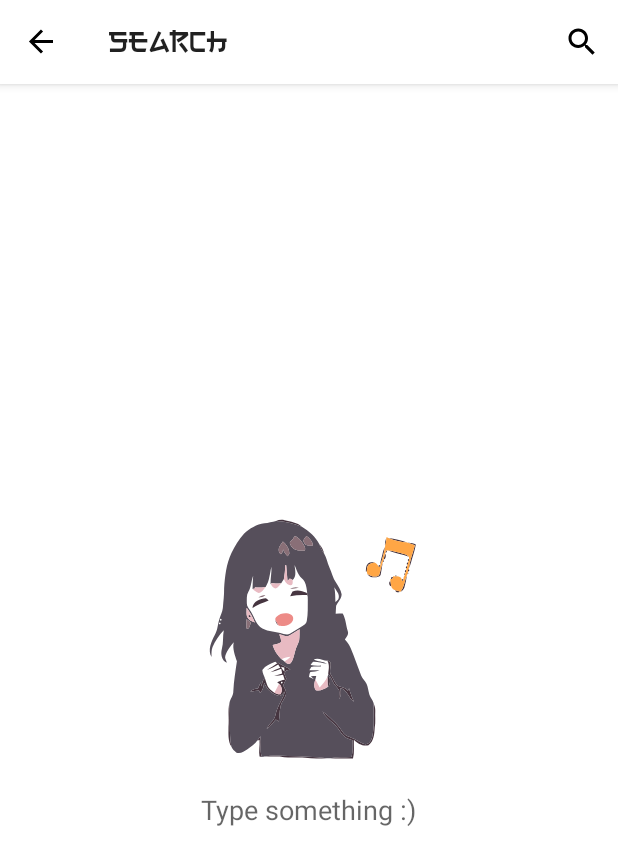
After one commit to agustiyann/Manime, an Android app: the SearchFragment screen opened through its navigation route, on a phone screen of 412 x 824 dp. The commit adds this screen. Shown: the top 865 px of the screen. Run offline under Robolectric (Android 15) with nearby library versions, the phone set to English and light mode, and no system bars; our stand-ins replace data binding, navigation-ui; 1 statement that could not run was skipped.

Commit message:
:sparkles: Add search features

```diff
--- a/app/src/main/java/com/masscode/manime/data/DataSource.kt
+++ b/app/src/main/java/com/masscode/manime/data/DataSource.kt
@@ -10,4 +10,6 @@ interface DataSource {
     suspend fun getDetailAnime(id: Int): DetailAnimeResponse
 
     suspend fun getSeasonAnime(year: Int, season: String): List<AnimeListResponse>
+
+    suspend fun getSearchAnime(query: String): List<AnimeListResponse>
 }
--- a/app/src/main/java/com/masscode/manime/data/Repository.kt
+++ b/app/src/main/java/com/masscode/manime/data/Repository.kt
@@ -44,4 +44,14 @@ class Repository private constructor(private val remoteDataSource: RemoteDataSou
         })
         return animeSeason
     }
+
+    override suspend fun getSearchAnime(query: String): List<AnimeListResponse> {
+        lateinit var animeResult: List<AnimeListResponse>
+        remoteDataSource.getSearchAnime(query, object : RemoteDataSource.GetAnimeCallback {
+            override fun onAnimeReceived(animeList: List<AnimeListResponse>) {
+                animeResult = animeList
+            }
+        })
+        return animeResult
+    }
 }
--- a/app/src/main/java/com/masscode/manime/data/source/remote/RemoteDataSource.kt
+++ b/app/src/main/java/com/masscode/manime/data/source/remote/RemoteDataSource.kt
@@ -37,6 +37,13 @@ class RemoteDataSource private constructor(private val apiConfig: ApiConfig) {
         }
     }
 
+    suspend fun getSearchAnime(query: String, callback: GetAnimeCallback) {
+        withContext(Dispatchers.IO) {
+            val anime = apiConfig.api.getSearchAnime(query).results
+            callback.onAnimeReceived(anime)
+        }
+    }
+
     interface GetAnimeCallback {
         fun onAnimeReceived(animeList: List<AnimeListResponse>)
     }
--- a/app/src/main/java/com/masscode/manime/data/source/remote/network/ApiServices.kt
+++ b/app/src/main/java/com/masscode/manime/data/source/remote/network/ApiServices.kt
@@ -1,10 +1,12 @@
 package com.masscode.manime.data.source.remote.network
 
 import com.masscode.manime.data.source.remote.response.DetailAnimeResponse
+import com.masscode.manime.data.source.remote.response.SearchAnimeRespon
 import com.masscode.manime.data.source.remote.response.SeasonAnimeRespon
 import com.masscode.manime.data.source.remote.response.TopAnimeResponse
 import retrofit2.http.GET
 import retrofit2.http.Path
+import retrofit2.http.Query
 
 interface ApiServices {
 
@@ -19,4 +21,7 @@ interface ApiServices {
         @Path("year") seasonYear: Int,
         @Path("season") seasonName: String
     ): SeasonAnimeRespon
+
+    @GET("search/anime?&page=1")
+    suspend fun getSearchAnime(@Query("q") query: String): SearchAnimeRespon
 }
--- /dev/null
+++ b/app/src/main/java/com/masscode/manime/data/source/remote/response/SearchAnimeRespon.kt
@@ -0,0 +1,8 @@
+package com.masscode.manime.data.source.remote.response
+
+import com.squareup.moshi.Json
+
+data class SearchAnimeRespon(
+    @Json(name = "results")
+    val results: List<AnimeListResponse>
+)
--- a/app/src/main/java/com/masscode/manime/viewmodel/ViewModelFactory.kt
+++ b/app/src/main/java/com/masscode/manime/viewmodel/ViewModelFactory.kt
@@ -8,6 +8,7 @@ import com.masscode.manime.di.Injection
 import com.masscode.manime.views.detail.DetailAnimeViewModel
 import com.masscode.manime.views.home.HomeViewModel
 import com.masscode.manime.views.more.MoreViewModel
+import com.masscode.manime.views.search.SearchViewModel
 import com.masscode.manime.views.season.SeasonViewModel
 
 class ViewModelFactory private constructor(private val repository: Repository) : ViewModelProvider.NewInstanceFactory() {
@@ -36,6 +37,9 @@ class ViewModelFactory private constructor(private val repository: Repository) :
             modelClass.isAssignableFrom(SeasonViewModel::class.java) -> {
                 SeasonViewModel(repository) as T
             }
+            modelClass.isAssignableFrom(SearchViewModel::class.java) -> {
+                SearchViewModel(repository) as T
+            }
             else -> throw Throwable("Unknown ViewModel class: " + modelClass.name)
         }
     }
--- /dev/null
+++ b/app/src/main/java/com/masscode/manime/views/search/SearchFragment.kt
@@ -0,0 +1,79 @@
+package com.masscode.manime.views.search
+
+import android.annotation.SuppressLint
+import android.os.Bundle
+import android.view.*
+import androidx.appcompat.widget.SearchView
+import androidx.fragment.app.Fragment
+import androidx.lifecycle.ViewModelProvider
+import androidx.navigation.fragment.findNavController
+import com.masscode.manime.R
+import com.masscode.manime.databinding.FragmentSearchBinding
+import com.masscode.manime.viewmodel.ViewModelFactory
+import com.masscode.manime.views.season.SeasonAdapter
+
+class SearchFragment : Fragment() {
+
+    private lateinit var binding: FragmentSearchBinding
+    private lateinit var viewModel: SearchViewModel
+    private lateinit var adapterResult: SeasonAdapter
+
+    override fun onCreateView(
+        inflater: LayoutInflater, container: ViewGroup?,
+        savedInstanceState: Bundle?
+    ): View? {
+        // Inflate the layout for this fragment
+        binding = FragmentSearchBinding.inflate(inflater, container, false)
+        setHasOptionsMenu(true)
+        return binding.root
+    }
+
+    override fun onViewCreated(view: View, savedInstanceState: Bundle?) {
+        super.onViewCreated(view, savedInstanceState)
+        val viewModelFactory = ViewModelFactory.getInstance(requireContext())
+        viewModel = ViewModelProvider(this, viewModelFactory)[SearchViewModel::class.java]
+        adapterResult = SeasonAdapter { id -> showDetail(id) }
+        with(binding.rvAnimeSearch) {
+            setHasFixedSize(true)
+            adapter = adapterResult
+        }
+    }
+
+    override fun onCreateOptionsMenu(menu: Menu, inflater: MenuInflater) {
+        super.onCreateOptionsMenu(menu, inflater)
+        inflater.inflate(R.menu.search_menu, menu)
+        val searchView = menu.findItem(R.id.search).actionView as SearchView
+
+        searchView.setOnQueryTextListener(object : SearchView.OnQueryTextListener {
+            @SuppressLint("SetTextI18n")
+            override fun onQueryTextSubmit(query: String?): Boolean {
+                binding.loading.visibility = View.VISIBLE
+                binding.welcomeView.visibility = View.GONE
+                if (query != null) {
+                    viewModel.setResult(query)
+                    viewModel.animeResult.observe(viewLifecycleOwner, { anime ->
+                        if (anime.isNotEmpty()) {
+                            adapterResult.setData(anime)
+                            binding.loading.visibility = View.GONE
+                        } else {
+                            binding.welcomeView.visibility = View.VISIBLE
+                            binding.textOnSearch.text =
+                                "Ups, no anime found! Try to type another name :)"
+                        }
+                    })
+                }
+                searchView.clearFocus()
+                return true
+            }
+
+            override fun onQueryTextChange(newText: String?): Boolean {
+                return false
+            }
+
+        })
+    }
+
+    private fun showDetail(id: Int) {
+        findNavController().navigate(SearchFragmentDirections.actionSearchToDetailAnimeFragment(id))
+    }
+}
--- /dev/null
+++ b/app/src/main/java/com/masscode/manime/views/search/SearchViewModel.kt
@@ -0,0 +1,31 @@
+package com.masscode.manime.views.search
+
+import androidx.lifecycle.LiveData
+import androidx.lifecycle.MutableLiveData
+import androidx.lifecycle.ViewModel
+import androidx.lifecycle.viewModelScope
+import com.masscode.manime.data.Repository
+import com.masscode.manime.data.source.remote.response.AnimeListResponse
+import kotlinx.coroutines.launch
+
+class SearchViewModel(private val repository: Repository) : ViewModel() {
+
+    private var _animeResult = MutableLiveData<List<AnimeListResponse>>()
+    val animeResult: LiveData<List<AnimeListResponse>>
+        get() = _animeResult
+
+    private lateinit var query: String
+
+    fun setResult(query: String) {
+        this.query = query
+
+        viewModelScope.launch {
+            try {
+                val result = repository.getSearchAnime(query)
+                _animeResult.value = result
+            } catch (e: Throwable) {
+                e.printStackTrace()
+            }
+        }
+    }
+}
--- /dev/null
+++ b/app/src/main/res/drawable/ic_baseline_search_24.xml
@@ -0,0 +1,5 @@
+<vector android:height="24dp" android:tint="#757575"
+    android:viewportHeight="24" android:viewportWidth="24"
+    android:width="24dp" xmlns:android="http://schemas.android.com/apk/res/android">
+    <path android:fillColor="@android:color/white" android:pathData="M15.5,14h-0.79l-0.28,-0.27C15.41,12.59 16,11.11 16,9.5 16,5.91 13.09,3 9.5,3S3,5.91 3,9.5 5.91,16 9.5,16c1.61,0 3.09,-0.59 4.23,-1.57l0.27,0.28v0.79l5,4.99L20.49,19l-4.99,-5zM9.5,14C7.01,14 5,11.99 5,9.5S7.01,5 9.5,5 14,7.01 14,9.5 11.99,14 9.5,14z"/>
+</vector>
--- /dev/null
+++ b/app/src/main/res/layout/fragment_search.xml
@@ -0,0 +1,66 @@
+<?xml version="1.0" encoding="utf-8"?>
+<layout xmlns:android="http://schemas.android.com/apk/res/android"
+    xmlns:app="http://schemas.android.com/apk/res-auto"
+    xmlns:tools="http://schemas.android.com/tools">
+
+    <androidx.constraintlayout.widget.ConstraintLayout
+        android:layout_width="match_parent"
+        android:layout_height="match_parent"
+        tools:context=".views.search.SearchFragment">
+
+        <androidx.recyclerview.widget.RecyclerView
+            android:id="@+id/rv_anime_search"
+            android:layout_width="0dp"
+            android:layout_height="0dp"
+            android:clipToPadding="true"
+            android:paddingHorizontal="8dp"
+            app:layoutManager="androidx.recyclerview.widget.GridLayoutManager"
+            app:layout_constraintBottom_toBottomOf="parent"
+            app:layout_constraintEnd_toEndOf="parent"
+            app:layout_constraintStart_toStartOf="parent"
+            app:layout_constraintTop_toTopOf="parent"
+            app:spanCount="2"
+            tools:listitem="@layout/item_anime_more" />
+
+        <include
+            android:id="@+id/loading"
+            layout="@layout/view_loading_paperplane"
+            android:layout_width="match_parent"
+            android:layout_height="match_parent"
+            android:visibility="gone"
+            app:layout_constraintBottom_toBottomOf="parent"
+            app:layout_constraintEnd_toEndOf="parent"
+            app:layout_constraintStart_toStartOf="parent"
+            app:layout_constraintTop_toTopOf="parent" />
+
+        <LinearLayout
+            android:id="@+id/welcome_view"
+            android:layout_width="0dp"
+            android:layout_height="0dp"
+            android:background="?android:colorBackground"
+            android:gravity="center"
+            android:orientation="vertical"
+            app:layout_constraintBottom_toBottomOf="parent"
+            app:layout_constraintEnd_toEndOf="parent"
+            app:layout_constraintStart_toStartOf="parent"
+            app:layout_constraintTop_toTopOf="parent">
+
+            <com.airbnb.lottie.LottieAnimationView
+                android:layout_width="200dp"
+                android:layout_height="200dp"
+                app:lottie_autoPlay="true"
+                app:lottie_fileName="menhera-chan.json"
+                app:lottie_loop="true" />
+
+            <TextView
+                android:id="@+id/text_on_search"
+                android:layout_width="wrap_content"
+                android:layout_height="wrap_content"
+                android:text="@string/type_something"
+                android:textAppearance="@style/TextAppearance.AppCompat.Medium" />
+
+        </LinearLayout>
+
+    </androidx.constraintlayout.widget.ConstraintLayout>
+
+</layout>
--- a/app/src/main/res/menu/drawer_menu.xml
+++ b/app/src/main/res/menu/drawer_menu.xml
@@ -13,6 +13,11 @@
             android:icon="@drawable/ic_baseline_ac_unit_24"
             android:title="@string/season" />
 
+        <item
+            android:id="@+id/search"
+            android:icon="@drawable/ic_baseline_search_24"
+            android:title="@string/search" />
+
     </group>
 
 </menu>
--- /dev/null
+++ b/app/src/main/res/menu/search_menu.xml
@@ -0,0 +1,12 @@
+<?xml version="1.0" encoding="utf-8"?>
+<menu xmlns:android="http://schemas.android.com/apk/res/android"
+    xmlns:app="http://schemas.android.com/apk/res-auto">
+
+    <item
+        android:id="@+id/search"
+        android:icon="@drawable/ic_baseline_search_24"
+        android:title="@string/search"
+        app:actionViewClass="androidx.appcompat.widget.SearchView"
+        app:showAsAction="ifRoom" />
+
+</menu>
--- a/app/src/main/res/navigation/nav_graph.xml
+++ b/app/src/main/res/navigation/nav_graph.xml
@@ -63,4 +63,17 @@
             app:popEnterAnim="@anim/from_transparent"
             app:popExitAnim="@anim/to_transparent" />
     </fragment>
+    <fragment
+        android:id="@+id/search"
+        android:name="com.masscode.manime.views.search.SearchFragment"
+        android:label="Search"
+        tools:layout="@layout/fragment_search" >
+        <action
+            android:id="@+id/action_search_to_detailAnimeFragment"
+            app:destination="@id/detailAnimeFragment"
+            app:enterAnim="@anim/from_transparent"
+            app:exitAnim="@anim/to_transparent"
+            app:popEnterAnim="@anim/from_transparent"
+            app:popExitAnim="@anim/to_transparent" />
+    </fragment>
 </navigation>
--- a/app/src/main/res/values/strings.xml
+++ b/app/src/main/res/values/strings.xml
@@ -20,4 +20,6 @@
     <string name="summer">Summer &#127774;</string>
     <string name="fall">Fall &#127810;</string>
     <string name="winter">Winter &#10052;</string>
+    <string name="search">Search</string>
+    <string name="type_something">Type something :)</string>
 </resources>
```
